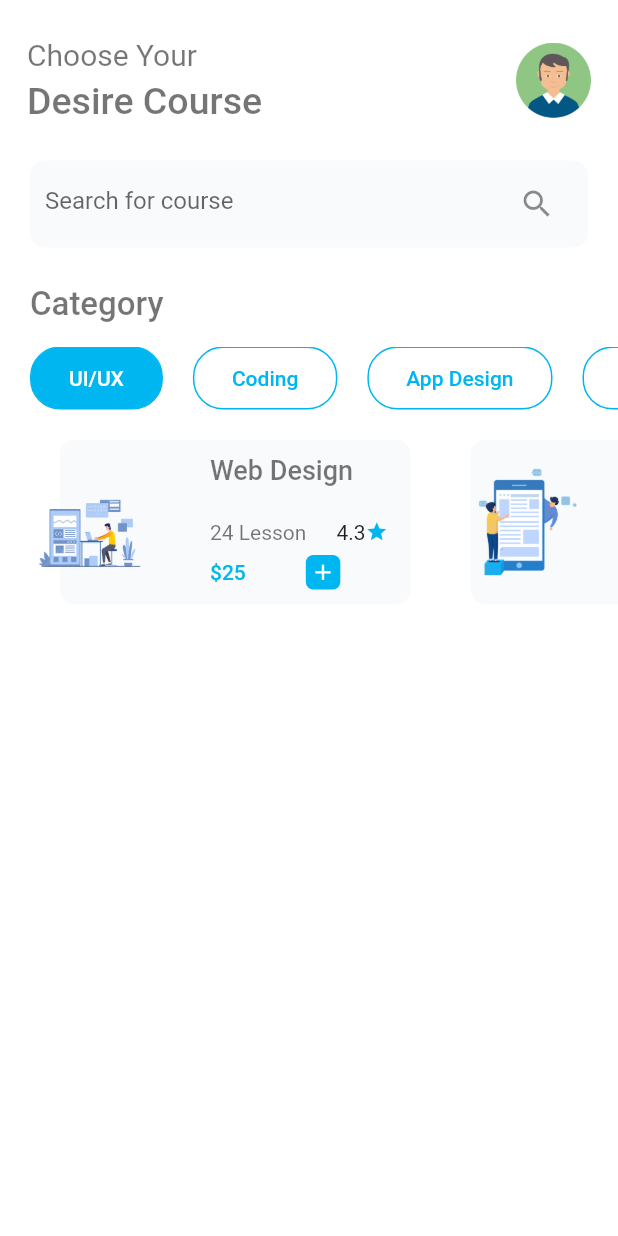
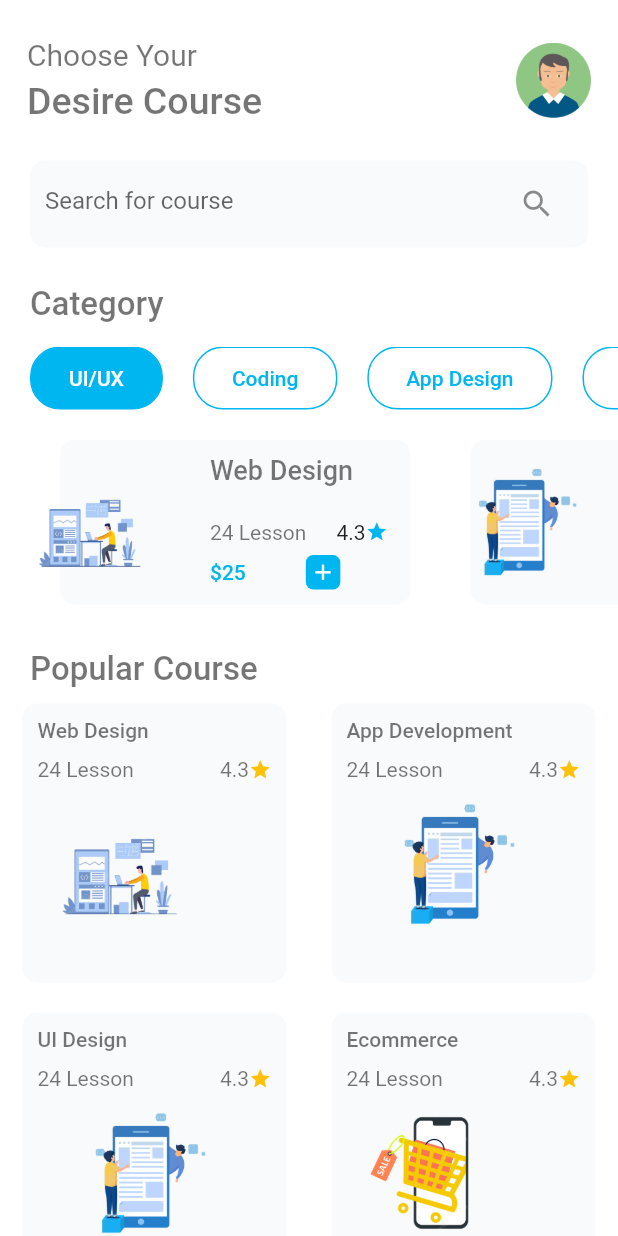
Before and after one commit to hello-favour/online-learning-app-ui, a Flutter app: the screen it shows after launch, on a phone screen of 412 x 824 dp. Run offline on Flutter 3.47's test engine with Material 2 defaults, Android fonts, the phone set to English and light mode, and no system bars.

Commit message:
build home screen

```diff
--- a/lib/screens/home_screen.dart
+++ b/lib/screens/home_screen.dart
@@ -1,7 +1,8 @@
 import 'package:flutter/foundation.dart';
 import 'package:flutter/material.dart';
 import 'package:online_learning_app_ui/components/app_text.dart';
-import 'package:online_learning_app_ui/constants/app_colors.dart';
+import 'package:online_learning_app_ui/screens/course_screen.dart';
+import 'package:online_learning_app_ui/themes/app_colors.dart';
 import 'package:online_learning_app_ui/constants/image_path.dart';
 
 class HomeScreen extends StatefulWidget {
@@ -238,6 +239,85 @@ class _HomeScreenState extends State<HomeScreen> {
                     },
                   ),
                 ),
+                const SizedBox(height: 30),
+                const Padding(
+                  padding: EdgeInsets.symmetric(horizontal: 20),
+                  child: AppText(
+                    text: "Popular Course",
+                    color: AppColors.appBlack,
+                    size: 22,
+                    fontWeight: FontWeight.w500,
+                  ),
+                ),
+                GridView.builder(
+                  itemCount: courses.length,
+                  shrinkWrap: true,
+                  physics: const NeverScrollableScrollPhysics(),
+                  gridDelegate: const SliverGridDelegateWithFixedCrossAxisCount(
+                      crossAxisCount: 2),
+                  itemBuilder: (context, index) {
+                    return InkWell(
+                      onTap: () {
+                        Navigator.push(context,
+                            MaterialPageRoute(builder: (context) {
+                          return const CourseScreen();
+                        }));
+                      },
+                      child: Container(
+                        margin: const EdgeInsets.symmetric(
+                            vertical: 10, horizontal: 15),
+                        padding: const EdgeInsets.all(10),
+                        decoration: BoxDecoration(
+                          color: AppColors.secondaryColor,
+                          borderRadius: BorderRadius.circular(10),
+                        ),
+                        child: Column(
+                          crossAxisAlignment: CrossAxisAlignment.start,
+                          children: [
+                            AppText(
+                              text: courses[index],
+                              color: AppColors.appBlack,
+                              fontWeight: FontWeight.w500,
+                            ),
+                            const SizedBox(height: 10),
+                            Row(
+                              mainAxisAlignment: MainAxisAlignment.spaceBetween,
+                              children: [
+                                const AppText(
+                                  text: "24 Lesson",
+                                  color: AppColors.appBlack,
+                                ),
+                                Row(
+                                  children: const [
+                                    AppText(
+                                      text: "4.3",
+                                      color: AppColors.appBlack,
+                                    ),
+                                    Icon(
+                                      Icons.star,
+                                      color: Colors.amber,
+                                      size: 15,
+                                    ),
+                                  ],
+                                ),
+                              ],
+                            ),
+                            Padding(
+                              padding: const EdgeInsets.all(10),
+                              child: ClipRRect(
+                                borderRadius: BorderRadius.circular(10),
+                                child: Image.asset(
+                                  imageCourses[index],
+                                  height: 90,
+                                ),
+                              ),
+                            ),
+                          ],
+                        ),
+                      ),
+                    );
+                  },
+                ),
               ],
             ),
           ),
--- /dev/null
+++ b/lib/themes/app_colors.dart
@@ -0,0 +1,8 @@
+import 'package:flutter/material.dart';
+
+class AppColors {
+  static const Color appWhite = Colors.white;
+  static const Color appBlack = Colors.black54;
+  static const Color primaryColor = Color(0xFF00B6F0);
+  static const Color secondaryColor = Color(0xFFF8FAFB);
+}
```
